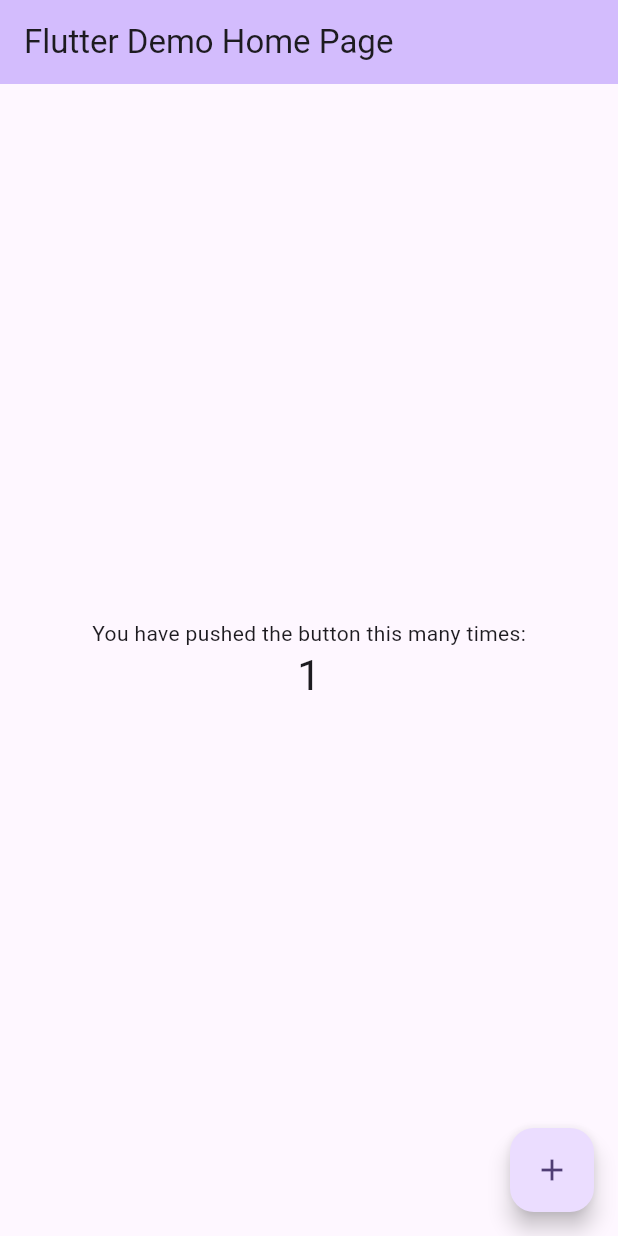
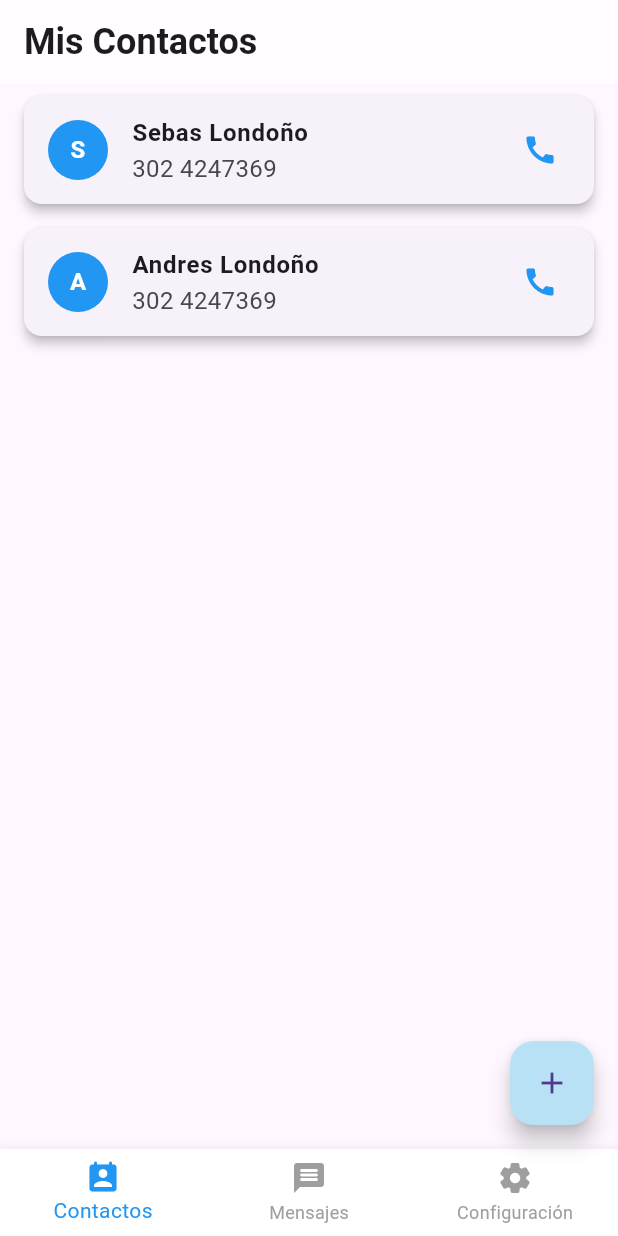
Before and after one commit to SrSebax/contactos-app, a Flutter app: the screen it shows after launch, after a tap on the "add" icon, on a phone screen of 412 x 824 dp. Run offline on Flutter 3.47's test engine with Material 3 defaults, Android fonts, the phone set to English and light mode, and no system bars; Roboto replaces fonts that are missing (Montserrat).

Commit message:
main screen

```diff
--- a/lib/main.dart
+++ b/lib/main.dart
@@ -1,125 +1,23 @@
+import './screen/home_screen.dart';
 import 'package:flutter/material.dart';
 
-void main() {
-  runApp(const MyApp());
-}
+void main() => runApp(const MyApp());
 
 class MyApp extends StatelessWidget {
-  const MyApp({super.key});
+  const MyApp({Key? key}) : super(key: key);
 
-  // This widget is the root of your application.
   @override
   Widget build(BuildContext context) {
     return MaterialApp(
-      title: 'Flutter Demo',
+      title: 'Mis Contactos',
+      home: MyHomePage("Mis Contactos"),
       theme: ThemeData(
-        // This is the theme of your application.
-        //
-        // TRY THIS: Try running your application with "flutter run". You'll see
-        // the application has a purple toolbar. Then, without quitting the app,
-        // try changing the seedColor in the colorScheme below to Colors.green
-        // and then invoke "hot reload" (save your changes or press the "hot
-        // reload" button in a Flutter-supported IDE, or press "r" if you used
-        // the command line to start the app).
-        //
-        // Notice that the counter didn't reset back to zero; the application
-        // state is not lost during the reload. To reset the state, use hot
-        // restart instead.
-        //
-        // This works for code too, not just values: Most code changes can be
-        // tested with just a hot reload.
-        colorScheme: ColorScheme.fromSeed(seedColor: Colors.deepPurple),
-        useMaterial3: true,
+        fontFamily: 'Montserrat', // Fuente principal
+        textTheme: TextTheme(
+          titleLarge: const TextStyle(fontSize: 24.0, fontWeight: FontWeight.bold),
+          bodyMedium: TextStyle(fontSize: 16.0, color: Colors.grey[800]),
+        ),
       ),
-      home: const MyHomePage(title: 'Flutter Demo Home Page'),
     );
   }
 }
-
-class MyHomePage extends StatefulWidget {
-  const MyHomePage({super.key, required this.title});
-
-  // This widget is the home page of your application. It is stateful, meaning
-  // that it has a State object (defined below) that contains fields that affect
-  // how it looks.
-
-  // This class is the configuration for the state. It holds the values (in this
-  // case the title) provided by the parent (in this case the App widget) and
-  // used by the build method of the State. Fields in a Widget subclass are
-  // always marked "final".
-
-  final String title;
-
-  @override
-  State<MyHomePage> createState() => _MyHomePageState();
-}
-
-class _MyHomePageState extends State<MyHomePage> {
-  int _counter = 0;
-
-  void _incrementCounter() {
-    setState(() {
-      // This call to setState tells the Flutter framework that something has
-      // changed in this State, which causes it to rerun the build method below
-      // so that the display can reflect the updated values. If we changed
-      // _counter without calling setState(), then the build method would not be
-      // called again, and so nothing would appear to happen.
-      _counter++;
-    });
-  }
-
-  @override
-  Widget build(BuildContext context) {
-    // This method is rerun every time setState is called, for instance as done
-    // by the _incrementCounter method above.
-    //
-    // The Flutter framework has been optimized to make rerunning build methods
-    // fast, so that you can just rebuild anything that needs updating rather
-    // than having to individually change instances of widgets.
-    return Scaffold(
-      appBar: AppBar(
-        // TRY THIS: Try changing the color here to a specific color (to
-        // Colors.amber, perhaps?) and trigger a hot reload to see the AppBar
-        // change color while the other colors stay the same.
-        backgroundColor: Theme.of(context).colorScheme.inversePrimary,
-        // Here we take the value from the MyHomePage object that was created by
-        // the App.build method, and use it to set our appbar title.
-        title: Text(widget.title),
-      ),
-      body: Center(
-        // Center is a layout widget. It takes a single child and positions it
-        // in the middle of the parent.
-        child: Column(
-          // Column is also a layout widget. It takes a list of children and
-          // arranges them vertically. By default, it sizes itself to fit its
-          // children horizontally, and tries to be as tall as its parent.
-          //
-          // Column has various properties to control how it sizes itself and
-          // how it positions its children. Here we use mainAxisAlignment to
-          // center the children vertically; the main axis here is the vertical
-          // axis because Columns are vertical (the cross axis would be
-          // horizontal).
-          //
-          // TRY THIS: Invoke "debug painting" (choose the "Toggle Debug Paint"
-          // action in the IDE, or press "p" in the console), to see the
-          // wireframe for each widget.
-          mainAxisAlignment: MainAxisAlignment.center,
-          children: <Widget>[
-            const Text(
-              'You have pushed the button this many times:',
-            ),
-            Text(
-              '$_counter',
-              style: Theme.of(context).textTheme.headlineMedium,
-            ),
-          ],
-        ),
-      ),
-      floatingActionButton: FloatingActionButton(
-        onPressed: _incrementCounter,
-        tooltip: 'Increment',
-        child: const Icon(Icons.add),
-      ), // This trailing comma makes auto-formatting nicer for build methods.
-    );
-  }
-}
--- /dev/null
+++ b/lib/screen/home_screen.dart
@@ -0,0 +1,90 @@
+import 'package:flutter/material.dart';
+
+class MyHomePage extends StatefulWidget {
+  final String _title;
+  const MyHomePage(this._title, {Key? key}) : super(key: key);
+
+  @override
+  State<StatefulWidget> createState() => _MyHomePage();
+}
+
+class _MyHomePage extends State<MyHomePage> {
+  List<Contacto> contactos = [
+    Contacto(name: 'Sebas', lastname: 'Londoño', phone: '302 4247369'),
+    Contacto(name: 'Andres', lastname: 'Londoño', phone: '302 4247369'),
+  ];
+
+  @override
+  Widget build(BuildContext context) {
+    return Scaffold(
+      appBar: AppBar(
+        title: Text(widget._title),
+        backgroundColor: Colors.white70,
+      ),
+      body: ListView.builder(
+        itemCount: contactos.length,
+        itemBuilder: (context, index) {
+          return Card(
+            elevation: 3.0,
+            margin: const EdgeInsets.symmetric(vertical: 8.0, horizontal: 16.0),
+            child: ListTile(
+              onTap: () {
+                // Manejar el evento de toque
+              },
+              onLongPress: () {
+                // Manejar el evento de presión larga
+              },
+              title: Text(
+                '${contactos[index].name} ${contactos[index].lastname}',
+                style: const TextStyle(
+                  fontWeight: FontWeight.bold,
+                ),
+              ),
+              subtitle: Text(contactos[index].phone),
+              leading: CircleAvatar(
+                backgroundColor: Colors.blue,
+                child: Text(
+                  contactos[index].name.substring(0, 1),
+                  style: const TextStyle(
+                    color: Colors.white,
+                    fontWeight: FontWeight.bold,
+                  ),
+                ),
+              ),
+              trailing: const Icon(
+                Icons.call,
+                color: Colors.blue,
+              ),
+            ),
+          );
+        },
+      ),
+      // * TABS
+      bottomNavigationBar: BottomNavigationBar(
+          backgroundColor: Colors.white,
+          selectedItemColor: Colors.blue,
+          unselectedItemColor: Colors.grey,
+          items: const [
+            BottomNavigationBarItem(
+                icon: Icon(Icons.perm_contact_cal_rounded), label: 'Contactos'),
+            BottomNavigationBarItem(
+                icon: Icon(Icons.message_rounded), label: 'Mensajes'),
+            BottomNavigationBarItem(
+                icon: Icon(Icons.settings_rounded), label: 'Configuración'),
+          ]),
+      floatingActionButton: FloatingActionButton(
+        onPressed: () {},
+        tooltip: "Agregar Contacto",
+        backgroundColor: const Color.fromARGB(255, 185, 225, 246),
+        child: const Icon(Icons.add)     ),
+    );
+  }
+}
+
+class Contacto {
+  var name;
+  var lastname;
+  var phone;
+
+  Contacto({this.name, this.lastname, this.phone});
+}
```
